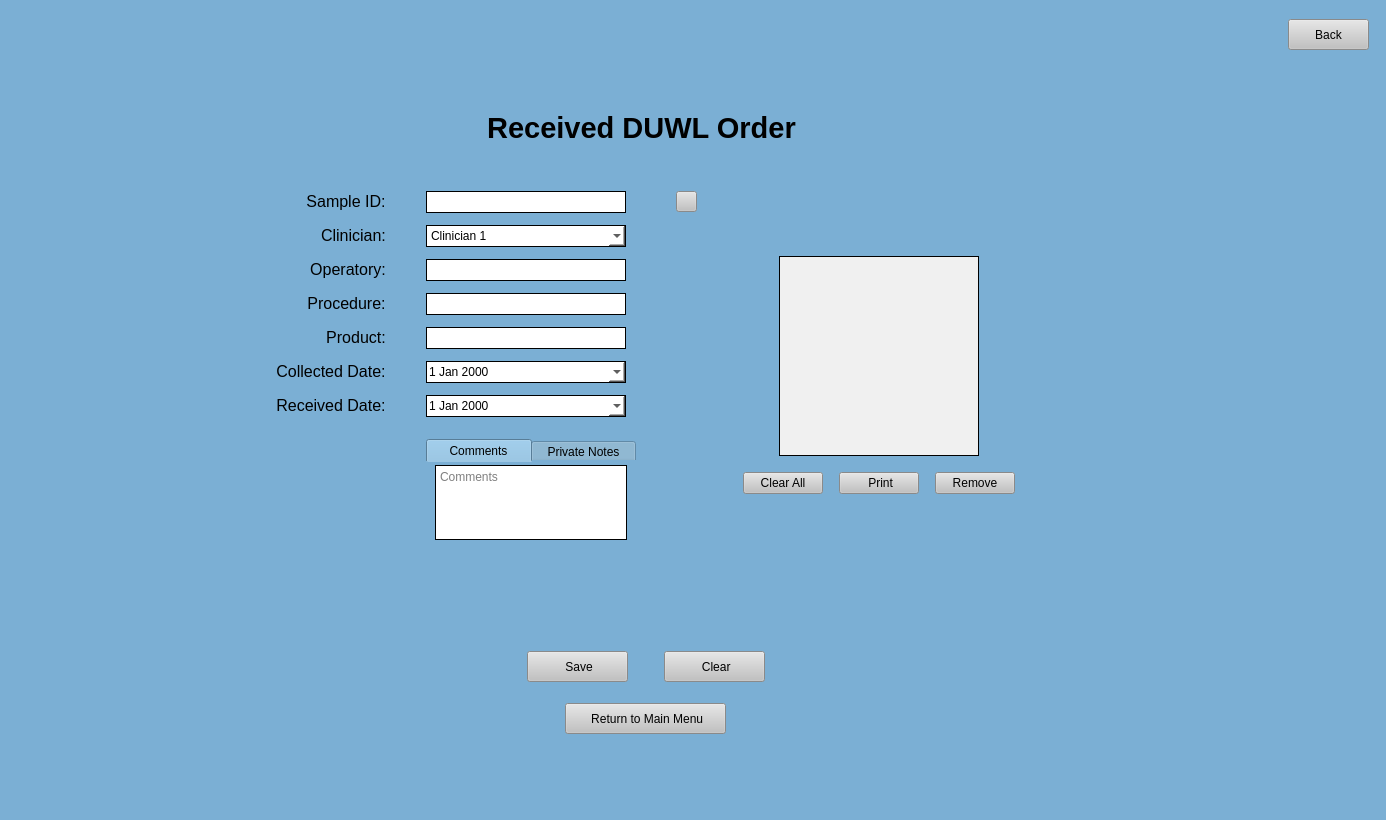
First picture: the form in UI Screens/COMBdb_DUWL_Receive_Form.ui, repository Kasmanian/COMBDb-oldgen, before the edit.
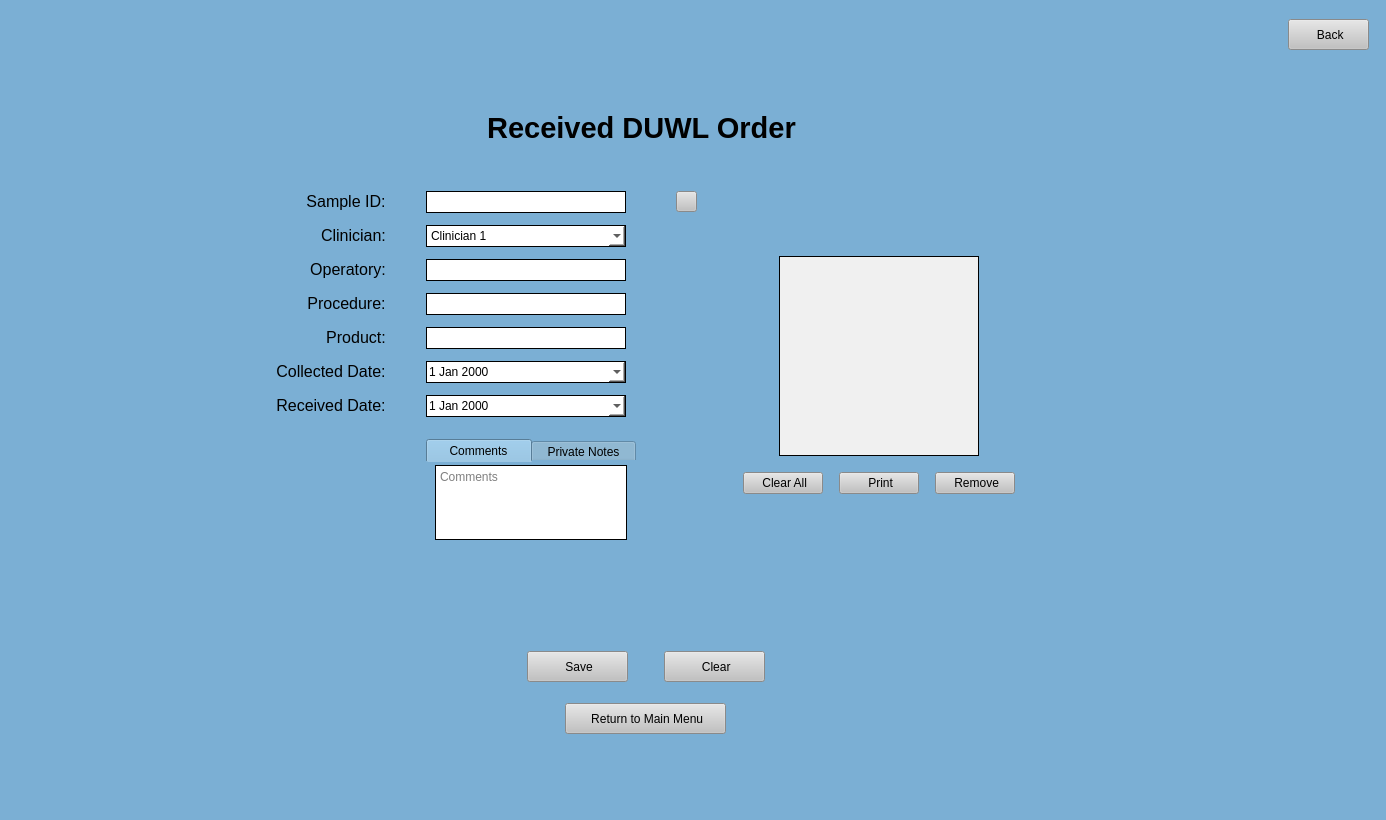
Second picture: the form after the edit.

Commit message: More icons, working on DUWL bug

Patch:
```diff
--- a/UI Screens/COMBdb_DUWL_Receive_Form.ui
+++ b/UI Screens/COMBdb_DUWL_Receive_Form.ui
@@ -806,7 +806,7 @@
 }</string>
                 </property>
                 <property name="text">
-                 <string>Clear All</string>
+                 <string> Clear All</string>
                 </property>
                </widget>
               </item>
@@ -884,7 +884,7 @@
 }</string>
                 </property>
                 <property name="text">
-                 <string>Remove</string>
+                 <string> Remove</string>
                 </property>
                </widget>
               </item>
@@ -1214,7 +1214,7 @@
 }</string>
       </property>
       <property name="text">
-       <string>Back</string>
+       <string> Back</string>
       </property>
      </widget>
     </item>
```
The commit also changes 21 other files.
